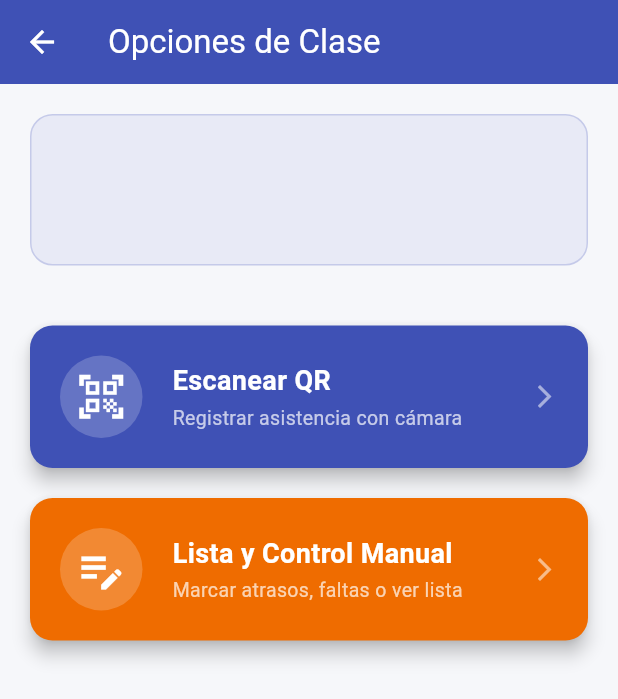
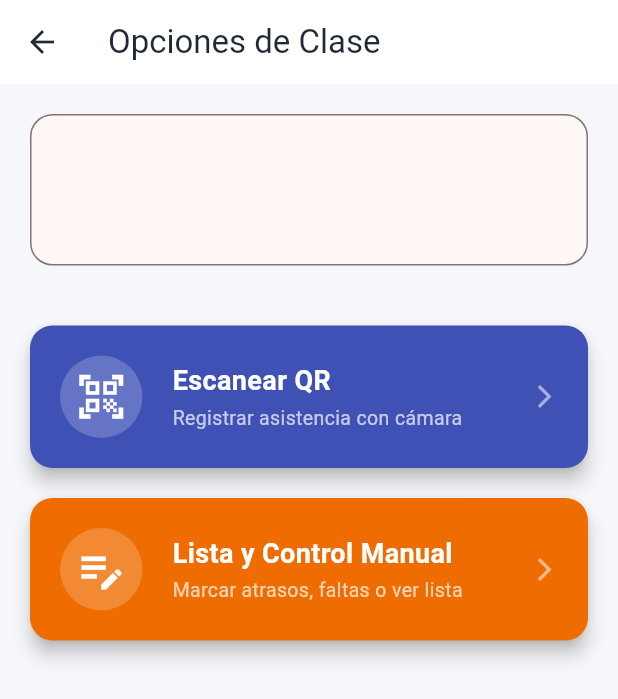
Before and after one commit to quisbertfabio6/app-proyecto-de-grado, a Flutter app: the DetalleCursoScreen screen opened directly with empty values, on a phone screen of 412 x 824 dp. Shown: the top 699 px of the screen. Run offline on Flutter 3.47's test engine with Material 3 defaults, Android fonts, the phone set to English and light mode, and no system bars; our stand-ins replace audioplayers, connectivity_plus, file_picker, flutter_image_compress, image_picker, shared_preferences and 1 more; missing offline and left inert: mobile_scanner; accounts and stored records are empty.

Commit message:
Adaptar pantallas de asistencia y QR a la apariencia elegida

```diff
--- a/lib/screens/docente/detalle_curso_screen.dart
+++ b/lib/screens/docente/detalle_curso_screen.dart
@@ -19,8 +19,8 @@ class DetalleCursoScreen extends StatelessWidget {
     return Scaffold(
       appBar: AppBar(
         title: const Text('Opciones de Clase'),
-        backgroundColor: Colors.indigo,
-        foregroundColor: Colors.white,
+        backgroundColor: Theme.of(context).appBarTheme.backgroundColor,
+        foregroundColor: Theme.of(context).appBarTheme.foregroundColor,
       ),
       body: Padding(
         padding: const EdgeInsets.all(20.0),
@@ -31,21 +31,21 @@ class DetalleCursoScreen extends StatelessWidget {
             Container(
               padding: const EdgeInsets.all(20),
               decoration: BoxDecoration(
-                color: Colors.indigo.shade50,
+                color: Theme.of(context).colorScheme.surface,
                 borderRadius: BorderRadius.circular(15),
-                border: Border.all(color: Colors.indigo.shade100),
+                border: Border.all(color: Theme.of(context).dividerColor),
               ),
               child: Column(
                 children: [
                   Text(
                     nombreMateria,
-                    style: const TextStyle(fontSize: 22, fontWeight: FontWeight.bold, color: Colors.indigo),
+                    style: TextStyle(fontSize: 22, fontWeight: FontWeight.bold, color: Theme.of(context).colorScheme.onSurface),
                     textAlign: TextAlign.center,
                   ),
                   const SizedBox(height: 5),
                   Text(
                     nombreCurso,
-                    style: TextStyle(fontSize: 16, color: Colors.grey.shade700),
+                    style: TextStyle(fontSize: 16, color: Theme.of(context).colorScheme.onSurfaceVariant),
                   ),
                 ],
               ),
```
